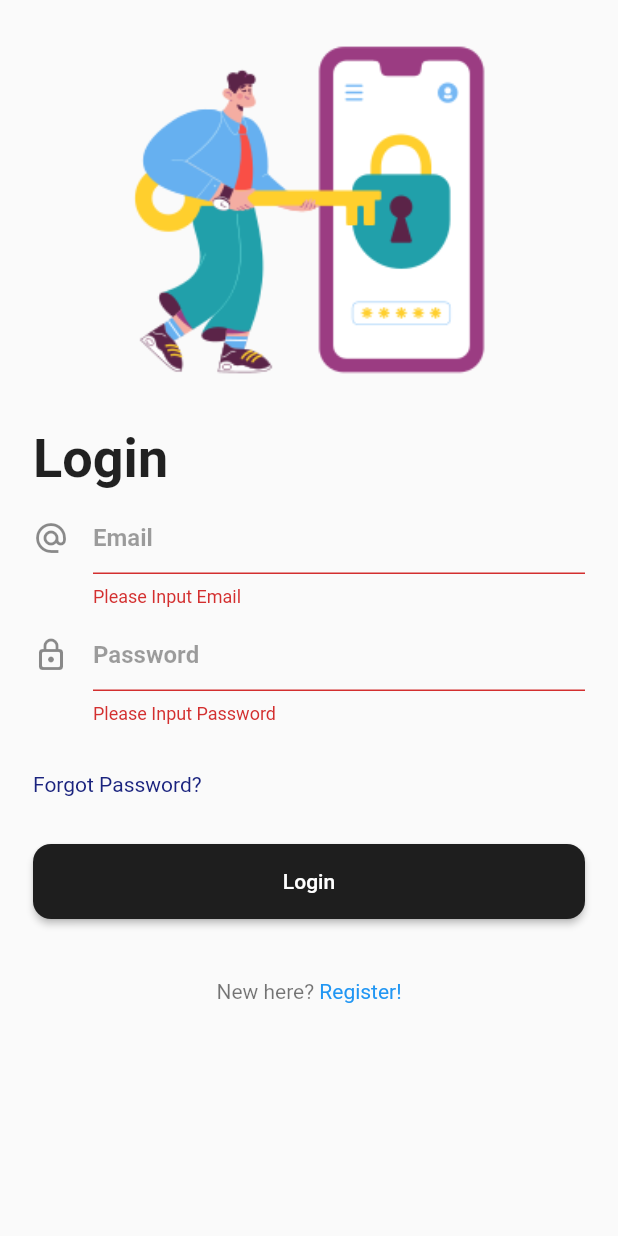
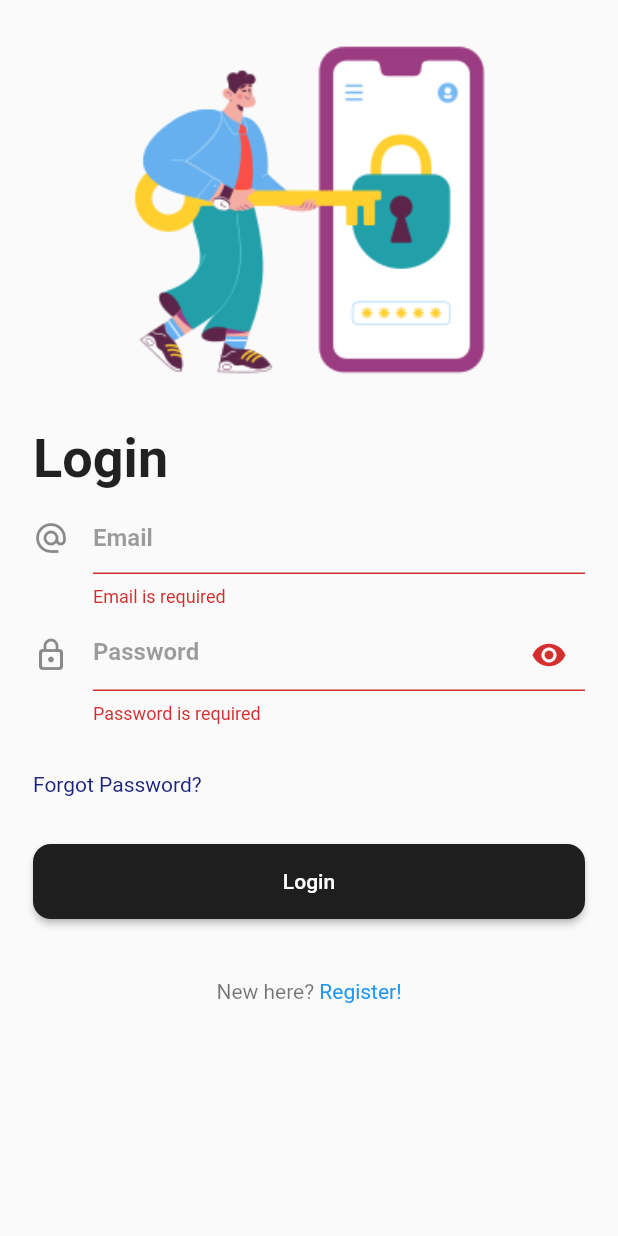
Before and after one commit to m67uzair/chat-app-flutter, a Flutter app: the screen it shows after launch, after a tap on "Login", on a phone screen of 412 x 824 dp. Run offline on Flutter 3.47's test engine with Material 2 defaults, Android fonts, the phone set to English and light mode, and no system bars; our stand-ins replace cloud_firestore, equatable, firebase_auth, firebase_core, firebase_storage, fluttertoast and 4 more; accounts and stored records are empty.

Commit message:
resolved login and sign up

```diff
--- a/lib/main.dart
+++ b/lib/main.dart
@@ -73,7 +73,6 @@ class MyApp extends StatelessWidget {
             if (snapshot.connectionState == ConnectionState.waiting) {
               return const Center(child: CircularProgressIndicator());
             } else if (snapshot.hasData) {
-
               return  HomeScreen(currentUserId: snapshot.data?.uid,);
             } else {
               return const AuthPage();
--- a/lib/providers/auth_provider.dart
+++ b/lib/providers/auth_provider.dart
@@ -1,6 +1,8 @@
 import 'package:cloud_firestore/cloud_firestore.dart';
 import 'package:firebase_auth/firebase_auth.dart';
 import 'package:flutter/foundation.dart';
+import 'package:flutter/material.dart';
+import 'package:fluttertoast/fluttertoast.dart';
 
 // import 'package:google_sign_in/google_sign_in.dart';
 import 'package:shared_preferences/shared_preferences.dart';
@@ -64,7 +66,7 @@ class AuthProvider extends ChangeNotifier {
 
       firebaseUser = FirebaseAuth.instance.currentUser;
     } on FirebaseAuthException catch (e) {
-      print(e);
+      Fluttertoast.showToast(msg: e.message ?? e.toString(), backgroundColor: Colors.grey[900]);
     }
     notifyListeners();
   }
@@ -79,7 +81,7 @@ class AuthProvider extends ChangeNotifier {
 
       await prefs.setString(FirestoreConstants.phoneNumber, firebaseUser?.phoneNumber ?? "");
     } on FirebaseAuthException catch (e) {
-      print(e);
+      Fluttertoast.showToast(msg: e.message ?? e.toString(), backgroundColor: Colors.grey);
     }
     notifyListeners();
   }
--- a/lib/screens/login_screen.dart
+++ b/lib/screens/login_screen.dart
@@ -1,8 +1,11 @@
 import 'package:chat_app_flutter/providers/auth_provider.dart';
+import 'package:chat_app_flutter/widgets/text_form_field.dart';
 import 'package:firebase_auth/firebase_auth.dart';
 import 'package:flutter/material.dart';
 import 'package:flutter/gestures.dart';
 import 'package:chat_app_flutter/main.dart';
+import 'package:fluttertoast/fluttertoast.dart';
+import 'package:form_field_validator/form_field_validator.dart';
 import 'package:provider/provider.dart';
 
 class Login extends StatefulWidget {
@@ -59,59 +62,26 @@ class _LoginState extends State<Login> {
                         ),
                         Padding(
                             padding: const EdgeInsets.only(top: 8.0),
-                          child: TextFormField(
+                            child: CustomTextFormField(
+                              hintText: "Email",
+                              icon: const Icon(Icons.alternate_email),
                               controller: emailController,
-                            style: const TextStyle(
-                              fontWeight: FontWeight.bold,
-                            ),
-                            decoration: const InputDecoration(
-                              icon: Icon(Icons.alternate_email),
-                              hintText: "Email",
-                              hintStyle: TextStyle(
-                                color: Colors.black38,
-                              ),
-                              enabledBorder: UnderlineInputBorder(
-                                borderSide: BorderSide(
-                                  color: Colors.black12,
-                                ),
-                              ),
-                            ),
-                            validator: (value) {
-                              if (value == null || value.isEmpty) {
-                                return 'Please Input Email';
-                              }
-                              return null;
-                            },
-                          ),
-                        ),
+                              validator: MultiValidator([
+                                RequiredValidator(errorText: "Email is required"),
+                                EmailValidator(errorText: "please enter a valid email address")
+                              ]),
+                            )),
                         Padding(
                             padding: const EdgeInsets.only(top: 8.0),
-                          child: TextFormField(
+                            child: CustomTextFormField(
                               controller: passwordController,
-                            style: const TextStyle(
-                              fontWeight: FontWeight.bold,
-                            ),
-                            obscureText: true,
-                            decoration: const InputDecoration(
-                              enabledBorder: UnderlineInputBorder(
-                                borderSide: BorderSide(
-                                  color: Colors.black12,
-                                ),
-                              ),
                               hintText: "Password",
-                              hintStyle: TextStyle(
-                                color: Colors.black38,
-                              ),
-                              icon: Icon(Icons.lock_outline_rounded),
-                            ),
-                            validator: (value) {
-                              if (value == null || value.isEmpty) {
-                                return 'Please Input Password';
-                              }
-                              return null;
-                            },
-                          ),
-                        ),
+                              icon: const Icon(Icons.lock_outline_rounded),
+                              validator: MultiValidator([
+                                RequiredValidator(errorText: "Password is required"),
+                                MinLengthValidator(6, errorText: "Password Must be at-least 6 characters")
+                              ]),
+                            )),
                         Padding(
                           padding: const EdgeInsets.symmetric(vertical: 32.0),
                           child: Align(
@@ -125,13 +95,14 @@ class _LoginState extends State<Login> {
                         ),
                         ElevatedButton(
                           onPressed: () async {
+
                               if (_formKey.currentState!.validate()) {
-                              showDialog(
-                                context: context,
-                                builder: (context) => const Center(
-                                  child: CircularProgressIndicator(),
-                                ),
-                              );
+                                // showDialog(
+                                //   context: context,
+                                //   builder: (context) => const Center(
+                                //     child: CircularProgressIndicator(),
+                                //   ),
+                                // );
                                 await authProvider.login(
                                   emailController.text.trim(),
                                   passwordController.text.trim(),
@@ -143,6 +114,7 @@ class _LoginState extends State<Login> {
 
                                 navigatorKey.currentState!.popUntil((route) => route.isFirst);
                               }
+
                           },
                           style: ElevatedButton.styleFrom(
                             minimumSize: const Size(double.infinity, 50.0),
--- a/pubspec.yaml
+++ b/pubspec.yaml
@@ -52,6 +52,7 @@ dependencies:
   fluttertoast: ^8.2.1
   url_launcher: ^6.1.10
   intl: ^0.18.0
+  async: ^2.10.0
 
 dev_dependencies:
   flutter_test:
```
Also changed, not shown: lib/providers/home_provider.dart (+5 -2 lines), lib/screens/chat_screen.dart (+17 -21 lines), lib/screens/home_screen.dart (+15 -14 lines), pubspec.lock. Lines whose indentation alone changed are shown as unchanged.
